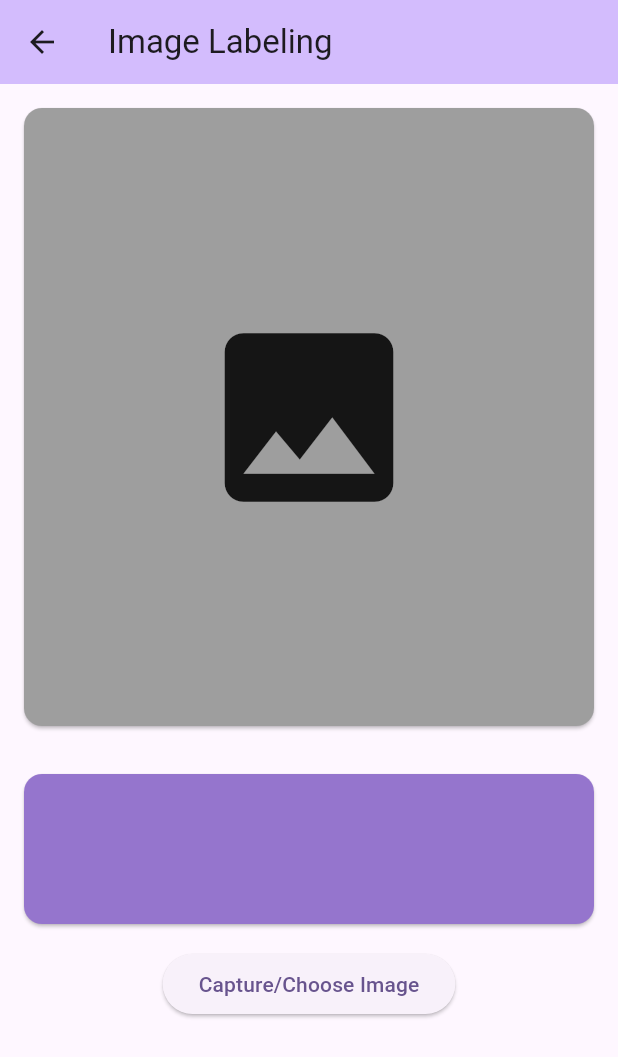
After one commit to pratiktimer/flutter_playground, a Flutter app: the ImageLabelingPage screen opened by its route, on a phone screen of 412 x 824 dp. The commit adds this screen. Shown: the top 1057 px of the screen. Run offline on Flutter 3.47's test engine with Material 3 defaults, Android fonts, the phone set to English and light mode, and no system bars; our stand-ins replace camera, go_router, image_picker; missing offline and left inert: google_mlkit_image_labeling.

Commit message:
live camaera and image labeling implemented

```diff
--- a/machine_learning/imagepicker/lib/home_page.dart
+++ b/machine_learning/imagepicker/lib/home_page.dart
@@ -24,6 +24,15 @@ class HomePage extends StatelessWidget {
                   onPressed: () => context.go('/livecamera'),
                   child: const Text('Go to the Live Camera screen'),
                 ),
+                ElevatedButton(
+                  onPressed: () => context.go('/imagelabeling'),
+                  child: const Text('Go to the Image labeling screen'),
+                ),
+                ElevatedButton(
+                  onPressed: () => context.go('/livecameraimagelabeling'),
+                  child:
+                      const Text('Go to the Live Camera Image labeling screen'),
+                ),
               ],
             ),
           ),
--- /dev/null
+++ b/machine_learning/imagepicker/lib/image_labeling_page.dart
@@ -0,0 +1,108 @@
+import 'dart:io';
+import 'package:google_mlkit_image_labeling/google_mlkit_image_labeling.dart';
+import 'package:flutter/material.dart';
+import 'package:image_picker/image_picker.dart';
+
+class ImageLabelingPage extends StatefulWidget {
+  const ImageLabelingPage({super.key, required this.title});
+
+  final String title;
+
+  @override
+  State<ImageLabelingPage> createState() => _ImageLabelingPageState();
+}
+
+class _ImageLabelingPageState extends State<ImageLabelingPage> {
+  File? file;
+  final ImagePicker picker = ImagePicker();
+
+  Future<void> chooseImage() async {
+    // Pick an image.
+    final XFile? image = await picker.pickImage(source: ImageSource.gallery);
+
+    if (image != null) {
+      file = File(image.path);
+      performImageLabeling();
+      setState(() {
+        image;
+      });
+    }
+  }
+
+  Future<void> captureImage() async {
+    // Pick an image.
+    final XFile? image = await picker.pickImage(source: ImageSource.camera);
+
+    if (image != null) {
+      file = File(image.path);
+      performImageLabeling();
+      setState(() {
+        image;
+      });
+    }
+  }
+
+  String result = "";
+  performImageLabeling() async {
+    final inputImage = InputImage.fromFile(file!);
+
+    final ImageLabelerOptions options =
+        ImageLabelerOptions(confidenceThreshold: 0.5);
+    final imageLabeler = ImageLabeler(options: options);
+
+    final List<ImageLabel> labels = await imageLabeler.processImage(inputImage);
+
+    for (ImageLabel label in labels) {
+      final String text = label.label;
+      final int index = label.index;
+      final double confidence = label.confidence;
+      result += text + "  " + confidence.toStringAsFixed(2) + "\n";
+    }
+    setState(() {
+      result;
+    });
+  }
+
+  @override
+  Widget build(BuildContext context) {
+    return Scaffold(
+      appBar: AppBar(
+        backgroundColor: Theme.of(context).colorScheme.inversePrimary,
+        title: Text(widget.title),
+      ),
+      body: SingleChildScrollView(
+        child: Column(
+          children: <Widget>[
+            Card(
+              margin: EdgeInsets.all(16),
+              color: Colors.grey,
+              child: SizedBox(
+                width: MediaQuery.of(context).size.width,
+                height: MediaQuery.of(context).size.height / 2,
+                child: file != null
+                    ? Image.file(file!)
+                    : Icon(
+                        Icons.image,
+                        size: 150,
+                      ),
+              ),
+            ),
+            Card(
+              margin: EdgeInsets.all(16),
+              color: Colors.deepPurple.shade300,
+              child: Container(
+                height: 100,
+              ),
+            ),
+            ElevatedButton(
+              onLongPress: captureImage,
+              onPressed: chooseImage,
+              child: Text("Capture/Choose Image"),
+            ),
+            Text(result)
+          ],
+        ),
+      ),
+    );
+  }
+}
--- a/machine_learning/imagepicker/lib/routes.dart
+++ b/machine_learning/imagepicker/lib/routes.dart
@@ -1,10 +1,11 @@
 import 'package:flutter/material.dart';
 import 'package:go_router/go_router.dart';
+import 'package:imagepicker/image_labeling_page.dart';
+import 'package:imagepicker/live_camera_image_labeling.dart';
 import 'package:imagepicker/live_camera_page.dart';
 
 import 'home_page.dart';
 import 'image_picker_page.dart';
-
 
 /// The route configuration.
 final GoRouter router = GoRouter(
@@ -18,7 +19,9 @@ final GoRouter router = GoRouter(
         GoRoute(
           path: 'imagepicker',
           builder: (BuildContext context, GoRouterState state) {
-            return const ImagePickerPage(title: 'Image Picker',);
+            return const ImagePickerPage(
+              title: 'Image Picker',
+            );
           },
         ),
         GoRoute(
@@ -27,6 +30,18 @@ final GoRouter router = GoRouter(
             return const LiveCameraPage();
           },
         ),
+        GoRoute(
+          path: 'imagelabeling',
+          builder: (BuildContext context, GoRouterState state) {
+            return const ImageLabelingPage(title: 'Image Labeling');
+          },
+        ),
+        GoRoute(
+          path: 'livecameraimagelabeling',
+          builder: (BuildContext context, GoRouterState state) {
+            return const LiveCameraImageLabelingPage();
+          },
+        ),
       ],
     ),
   ],
--- a/machine_learning/imagepicker/pubspec.yaml
+++ b/machine_learning/imagepicker/pubspec.yaml
@@ -35,9 +35,9 @@ dependencies:
   # Use with the CupertinoIcons class for iOS style icons.
   cupertino_icons: ^1.0.8
   image_picker: ^1.1.2
-  google_ml_kit: ^0.19.0
   go_router: ^14.6.3
-  camera: ^0.11.0+2
+  camera: ^0.10.5+9
+  google_mlkit_image_labeling: ^0.13.0
 
 dev_dependencies:
   flutter_test:
```
Also changed, not shown: machine_learning/imagepicker/lib/live_camera_image_labeling.dart (added, +163 -0 lines), machine_learning/imagepicker/pubspec.lock.
